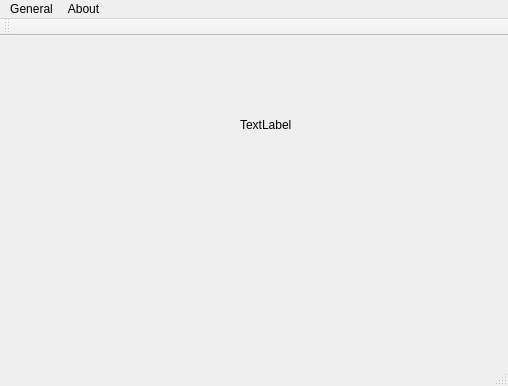
AbduAmeen/Linux_Shortcut_Creator, file src/forms/mainwindow.ui: the form before one commit.
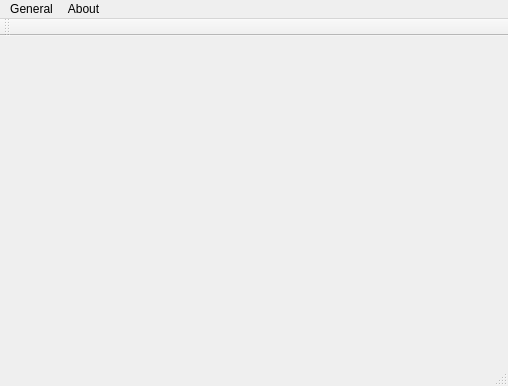
The form after the commit.

Diff of the .ui file:
```diff
--- a/src/forms/mainwindow.ui
+++ b/src/forms/mainwindow.ui
@@ -13,21 +13,7 @@
   <property name="windowTitle">
    <string>MainWindow</string>
   </property>
-  <widget class="QWidget" name="centralWidget">
-   <widget class="QLabel" name="label">
-    <property name="geometry">
-     <rect>
-      <x>240</x>
-      <y>80</y>
-      <width>67</width>
-      <height>17</height>
-     </rect>
-    </property>
-    <property name="text">
-     <string>TextLabel</string>
-    </property>
-   </widget>
-  </widget>
+  <widget class="QWidget" name="centralWidget"/>
   <widget class="QMenuBar" name="menuBar">
    <property name="geometry">
     <rect>
```
